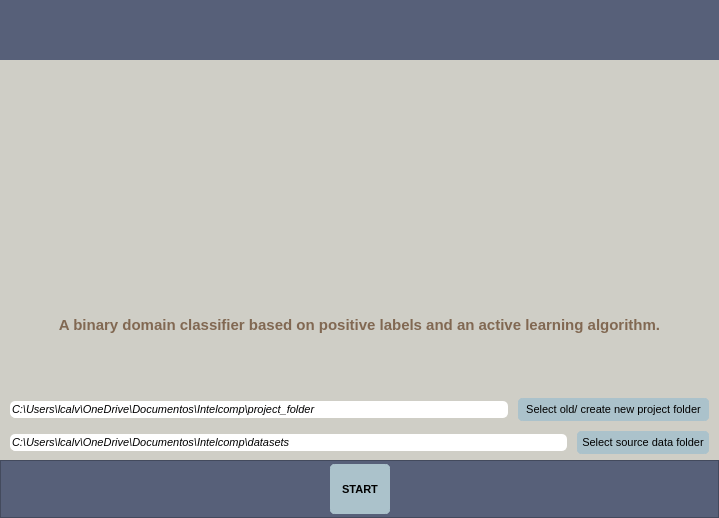
Qt form UIs/menuConfig.ui (IntelCompH2020/domain_classification) before a commit.
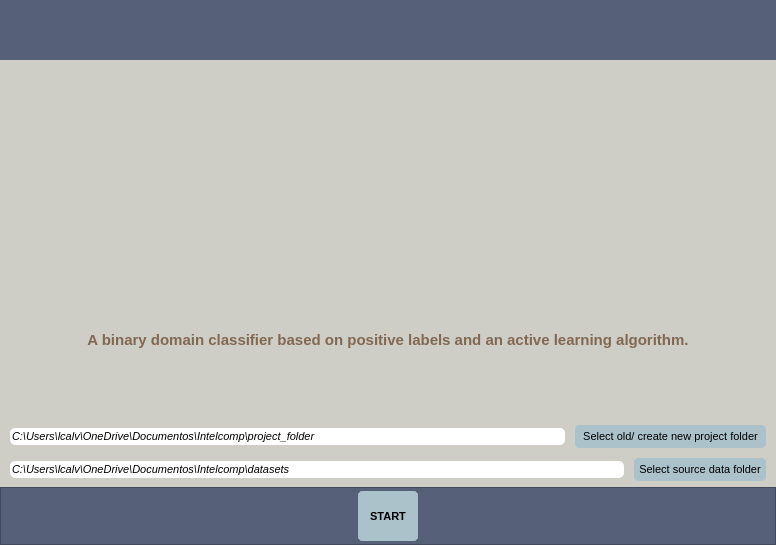
The same form after that commit. Icons and pictures are not drawn.

Patch:
```diff
--- a/UIs/menuConfig.ui
+++ b/UIs/menuConfig.ui
@@ -6,8 +6,8 @@
    <rect>
     <x>0</x>
     <y>0</y>
-    <width>719</width>
-    <height>518</height>
+    <width>776</width>
+    <height>545</height>
    </rect>
   </property>
   <property name="windowTitle">
@@ -117,19 +117,6 @@
        </item>
        <item>
         <layout class="QVBoxLayout" name="verticalLayout_3">
-         <item>
-          <spacer name="horizontalSpacer">
-           <property name="orientation">
-            <enum>Qt::Horizontal</enum>
-           </property>
-           <property name="sizeHint" stdset="0">
-            <size>
-             <width>40</width>
-             <height>20</height>
-            </size>
-           </property>
-          </spacer>
-         </item>
          <item>
           <layout class="QVBoxLayout" name="verticalLayout">
            <item>
```
